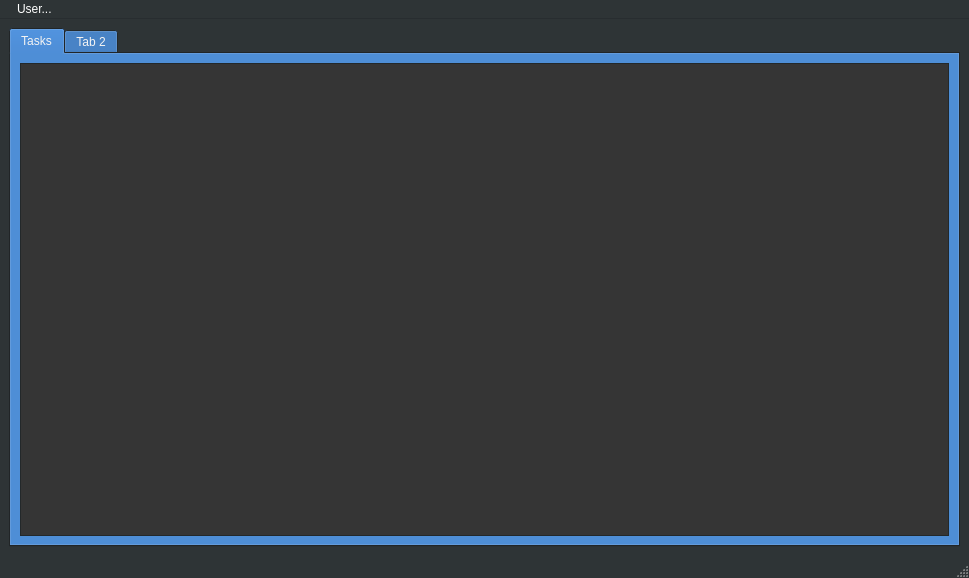
First picture: the form in mainwindow.ui, repository Sollerus/QT_Lab_6-7, before the edit.
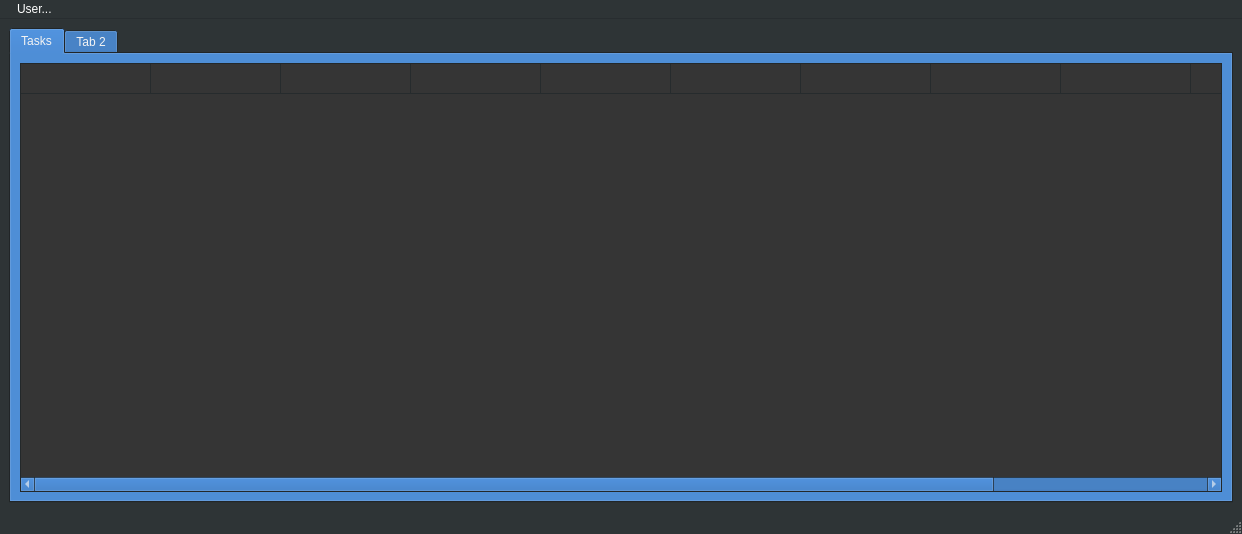
Second picture: the form after the edit.

Commit message: Start creating 'add task' window

```diff
--- a/mainwindow.ui
+++ b/mainwindow.ui
@@ -6,8 +6,8 @@
    <rect>
     <x>0</x>
     <y>0</y>
-    <width>969</width>
-    <height>578</height>
+    <width>1242</width>
+    <height>534</height>
    </rect>
   </property>
   <property name="palette">
@@ -481,9 +481,194 @@
        <layout class="QVBoxLayout" name="verticalLayout_2">
         <item>
          <widget class="QTableWidget" name="tasksTableWidget">
+          <property name="enabled">
+           <bool>true</bool>
+          </property>
+          <property name="sizePolicy">
+           <sizepolicy hsizetype="Preferred" vsizetype="Ignored">
+            <horstretch>0</horstretch>
+            <verstretch>0</verstretch>
+           </sizepolicy>
+          </property>
+          <property name="frameShadow">
+           <enum>QFrame::Sunken</enum>
+          </property>
+          <property name="verticalScrollBarPolicy">
+           <enum>Qt::ScrollBarAsNeeded</enum>
+          </property>
+          <property name="horizontalScrollBarPolicy">
+           <enum>Qt::ScrollBarAsNeeded</enum>
+          </property>
+          <property name="sizeAdjustPolicy">
+           <enum>QAbstractScrollArea::AdjustToContents</enum>
+          </property>
+          <property name="editTriggers">
+           <set>QAbstractItemView::AnyKeyPressed|QAbstractItemView::EditKeyPressed</set>
+          </property>
+          <property name="selectionMode">
+           <enum>QAbstractItemView::ExtendedSelection</enum>
+          </property>
+          <property name="selectionBehavior">
+           <enum>QAbstractItemView::SelectRows</enum>
+          </property>
+          <property name="iconSize">
+           <size>
+            <width>0</width>
+            <height>0</height>
+           </size>
+          </property>
+          <property name="textElideMode">
+           <enum>Qt::ElideRight</enum>
+          </property>
+          <property name="verticalScrollMode">
+           <enum>QAbstractItemView::ScrollPerItem</enum>
+          </property>
+          <property name="horizontalScrollMode">
+           <enum>QAbstractItemView::ScrollPerItem</enum>
+          </property>
+          <property name="gridStyle">
+           <enum>Qt::SolidLine</enum>
+          </property>
           <property name="sortingEnabled">
            <bool>true</bool>
           </property>
+          <property name="wordWrap">
+           <bool>true</bool>
+          </property>
+          <attribute name="horizontalHeaderVisible">
+           <bool>false</bool>
+          </attribute>
+          <attribute name="horizontalHeaderCascadingSectionResizes">
+           <bool>true</bool>
+          </attribute>
+          <attribute name="horizontalHeaderDefaultSectionSize">
+           <number>130</number>
+          </attribute>
+          <attribute name="horizontalHeaderStretchLastSection">
+           <bool>true</bool>
+          </attribute>
+          <attribute name="verticalHeaderVisible">
+           <bool>false</bool>
+          </attribute>
+          <attribute name="verticalHeaderCascadingSectionResizes">
+           <bool>false</bool>
+          </attribute>
+          <attribute name="verticalHeaderMinimumSectionSize">
+           <number>21</number>
+          </attribute>
+          <attribute name="verticalHeaderDefaultSectionSize">
+           <number>30</number>
+          </attribute>
+          <attribute name="verticalHeaderHighlightSections">
+           <bool>true</bool>
+          </attribute>
+          <attribute name="verticalHeaderShowSortIndicator" stdset="0">
+           <bool>false</bool>
+          </attribute>
+          <attribute name="verticalHeaderStretchLastSection">
+           <bool>false</bool>
+          </attribute>
+          <row>
+           <property name="text">
+            <string>1</string>
+           </property>
+           <property name="textAlignment">
+            <set>AlignLeading|AlignVCenter</set>
+           </property>
+          </row>
+          <column>
+           <property name="text">
+            <string>Task creator</string>
+           </property>
+           <property name="textAlignment">
+            <set>AlignCenter</set>
+           </property>
+          </column>
+          <column>
+           <property name="text">
+            <string>Task executor</string>
+           </property>
+           <property name="textAlignment">
+            <set>AlignCenter</set>
+           </property>
+          </column>
+          <column>
+           <property name="text">
+            <string>Contact name</string>
+           </property>
+           <property name="textAlignment">
+            <set>AlignCenter</set>
+           </property>
+          </column>
+          <column>
+           <property name="text">
+            <string>Description </string>
+           </property>
+           <property name="textAlignment">
+            <set>AlignCenter</set>
+           </property>
+          </column>
+          <column>
+           <property name="text">
+            <string>Contract id</string>
+           </property>
+           <property name="textAlignment">
+            <set>AlignCenter</set>
+           </property>
+          </column>
+          <column>
+           <property name="text">
+            <string>Equipment id</string>
+           </property>
+           <property name="textAlignment">
+            <set>AlignCenter</set>
+           </property>
+          </column>
+          <column>
+           <property name="text">
+            <string>Start date</string>
+           </property>
+           <property name="textAlignment">
+            <set>AlignCenter</set>
+           </property>
+          </column>
+          <column>
+           <property name="text">
+            <string>End date</string>
+           </property>
+           <property name="textAlignment">
+            <set>AlignCenter</set>
+           </property>
+          </column>
+          <column>
+           <property name="text">
+            <string>Period of execution</string>
+           </property>
+           <property name="textAlignment">
+            <set>AlignCenter</set>
+           </property>
+          </column>
+          <column>
+           <property name="text">
+            <string>Priority</string>
+           </property>
+           <property name="textAlignment">
+            <set>AlignCenter</set>
+           </property>
+          </column>
+          <column>
+           <property name="text">
+            <string>Status</string>
+           </property>
+           <property name="font">
+            <font>
+             <italic>false</italic>
+            </font>
+           </property>
+           <property name="textAlignment">
+            <set>AlignCenter</set>
+           </property>
+          </column>
          </widget>
         </item>
        </layout>
@@ -502,7 +687,7 @@
     <rect>
      <x>0</x>
      <y>0</y>
-     <width>969</width>
+     <width>1242</width>
      <height>22</height>
     </rect>
    </property>
```
The commit also changes 6 other files.
